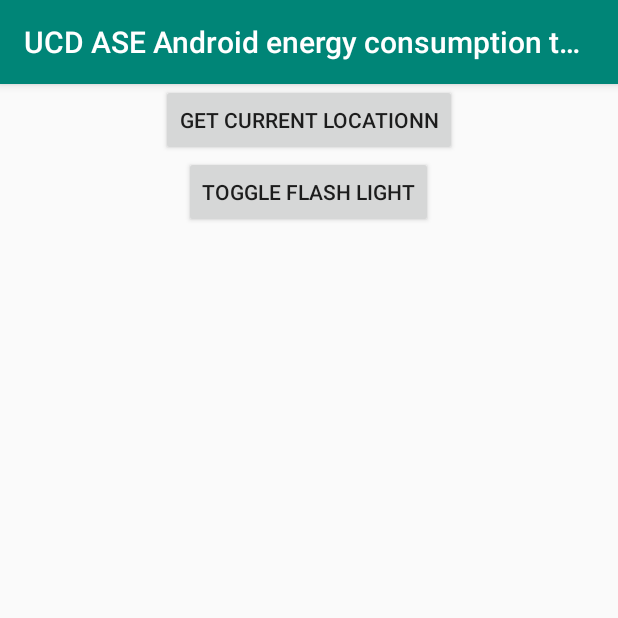
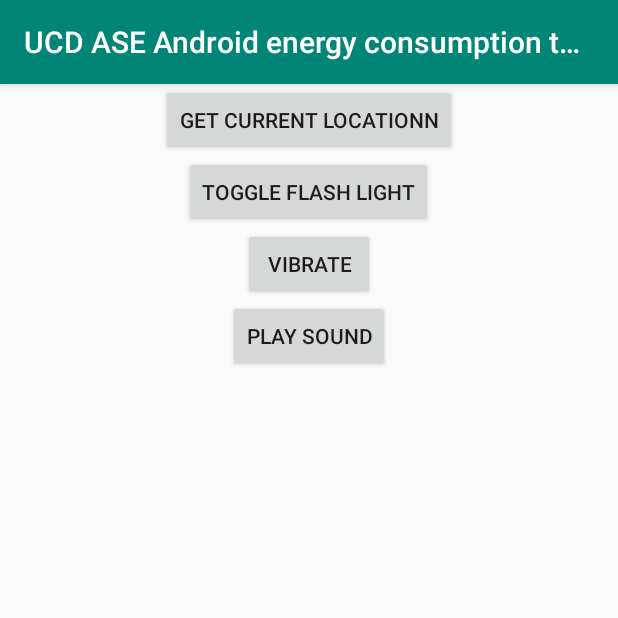
Before and after one commit to Mi6u3l/UCD_A_Battery_Consumption, an Android app: the screen it shows after launch (MainActivity), on a phone screen of 412 x 824 dp, the top half of it. Run offline under Robolectric (Android 15) with nearby library versions, the light colour scheme and no system bars; 1 statement that could not run was skipped.

Commit message:
adds sound

```diff
--- a/app/build.gradle
+++ b/app/build.gradle
@@ -7,8 +7,8 @@
         applicationId "com.miguelbragagomes.ucd_a_performance"
         minSdkVersion 15
         targetSdkVersion 29
-        versionCode 24
-        versionName "24"
+        versionCode 26
+        versionName "26"
         testInstrumentationRunner "androidx.test.runner.AndroidJUnitRunner"
     }
     buildTypes {
--- a/app/src/main/AndroidManifest.xml
+++ b/app/src/main/AndroidManifest.xml
@@ -18,4 +18,7 @@
         </activity>
     </application>
     <uses-permission android:name="android.permission.ACCESS_FINE_LOCATION"/>
+    <uses-permission android:name="android.permission.VIBRATE"/>
+    <uses-permission android:name="android.permission.CAMERA"/>
+    <uses-permission android:name="android.permission.FLASHLIGHT"/>
 </manifest>
--- a/app/src/main/java/com/example/ucd_a_performance/MainActivity.java
+++ b/app/src/main/java/com/example/ucd_a_performance/MainActivity.java
@@ -3,9 +3,13 @@
 import androidx.appcompat.app.AppCompatActivity;
 
 import android.os.Bundle;
+import android.os.Vibrator;
+
 import android.view.View;
 import android.widget.TextView;
 import android.location.LocationManager;
+import android.media.MediaPlayer;
+
 
 import android.hardware.camera2.CameraManager;
 import android.hardware.camera2.CameraAccessException;
@@ -18,6 +22,7 @@
 
     private FusedLocationProviderClient fusedLocationClient;
     private CameraManager mCameraManager;
+    private Vibrator vibrator;
     private String mCameraId;
     private boolean torchOn = false;
 
@@ -28,6 +33,7 @@
 
         fusedLocationClient = LocationServices.getFusedLocationProviderClient(this);
         mCameraManager = (CameraManager) getSystemService(Context.CAMERA_SERVICE);
+        vibrator = (Vibrator) getSystemService(Context.VIBRATOR_SERVICE);
         try {
             mCameraId = mCameraManager.getCameraIdList()[0];
         } catch (CameraAccessException e) {
@@ -59,4 +65,13 @@
             mCameraManager.setTorchMode(mCameraId, torchOn);
         } catch (CameraAccessException e) { }
     }
+
+    public void vibrate(View view) {
+        vibrator.vibrate(1000);
+    }
+
+    public void playSound(View view) {
+        final MediaPlayer mp = MediaPlayer.create(this, R.raw.sound);
+        mp.start();
+    }
 }
--- a/app/src/main/res/layout/activity_main.xml
+++ b/app/src/main/res/layout/activity_main.xml
@@ -27,6 +27,24 @@
             android:layout_centerHorizontal="true"
             android:onClick="toggleFlashLight"
             />
+        <Button
+            android:id="@+id/button_vibrate"
+            android:layout_height="wrap_content"
+            android:layout_width="wrap_content"
+            android:layout_below="@id/button_torch"
+            android:text="Vibrate"
+            android:layout_centerHorizontal="true"
+            android:onClick="vibrate"
+            />
+        <Button
+            android:id="@+id/button_playSound"
+            android:layout_height="wrap_content"
+            android:layout_width="wrap_content"
+            android:layout_below="@id/button_vibrate"
+            android:text="Play sound"
+            android:layout_centerHorizontal="true"
+            android:onClick="playSound"
+            />
         <TextView
             android:id="@+id/feedback"
             android:layout_width="match_parent"
```
Also changed, not shown: 3 other files.
